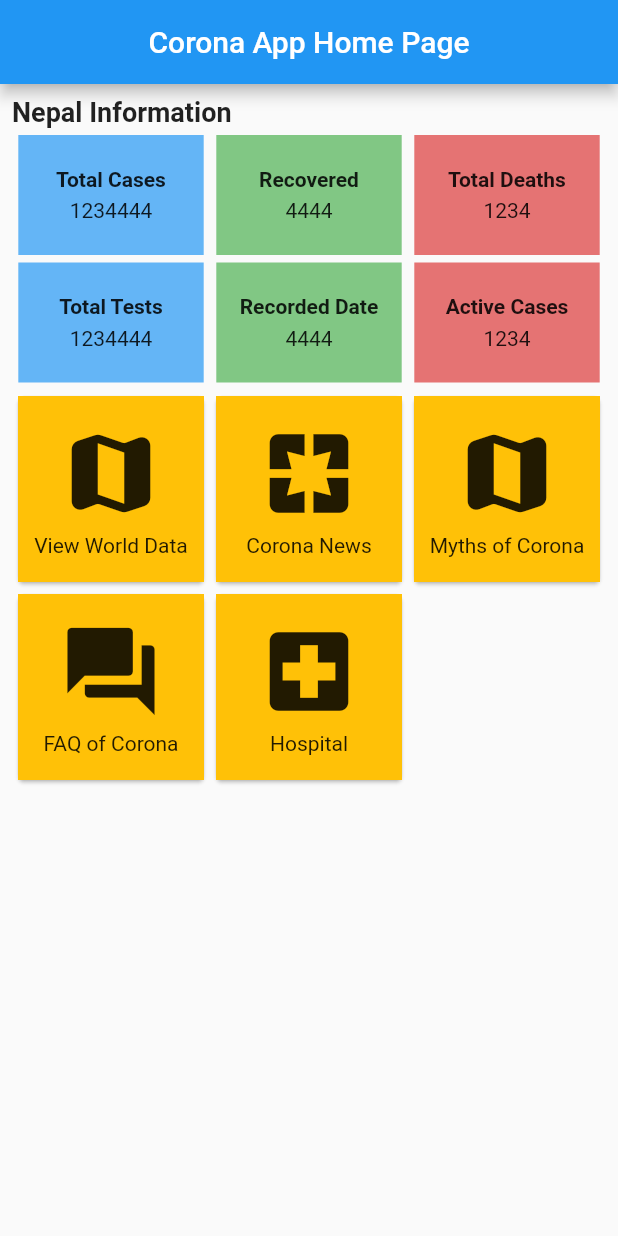
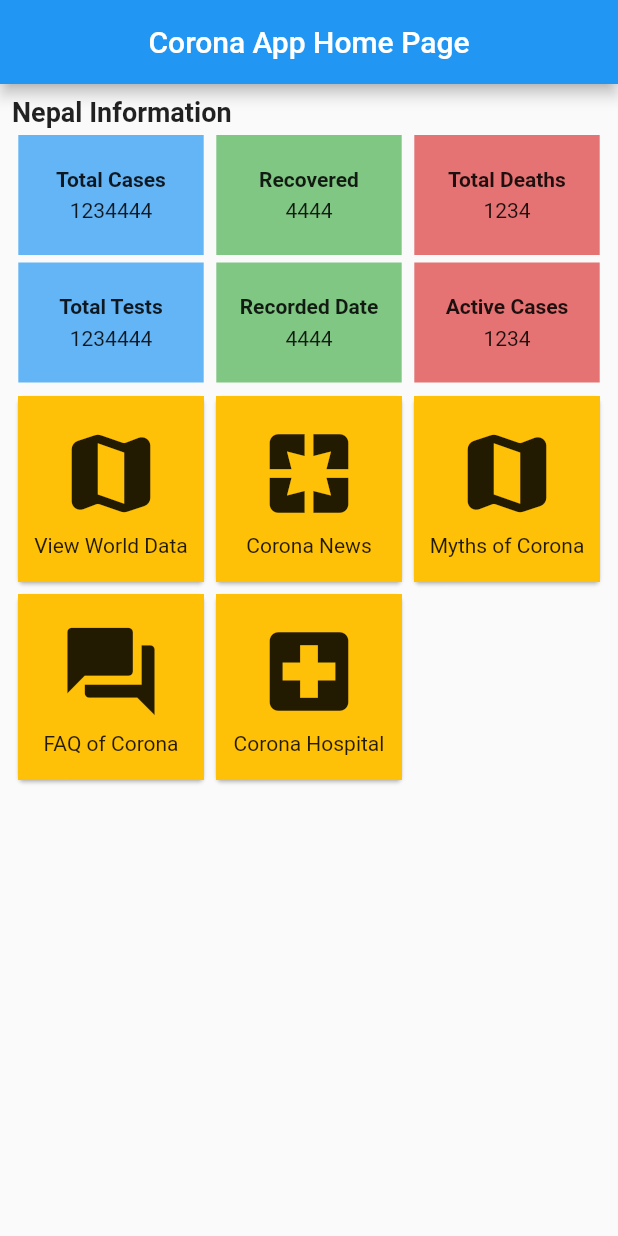
Before and after one commit to Dipesh905/Corona-App, a Flutter app: the screen it shows after launch, on a phone screen of 412 x 824 dp. Run offline on Flutter 3.47's test engine with Material 2 defaults, Android fonts, the phone set to English and light mode, and no system bars.

Commit message:
home page ui updated

```diff
--- a/lib/pages/home_page.dart
+++ b/lib/pages/home_page.dart
@@ -246,7 +246,7 @@ class HomePage extends StatelessWidget {
                           SizedBox(
                             height: 5,
                           ),
-                          Text("Hospital"),
+                          Text("Corona Hospital"),
                         ],
                       ),
                     ),
```
